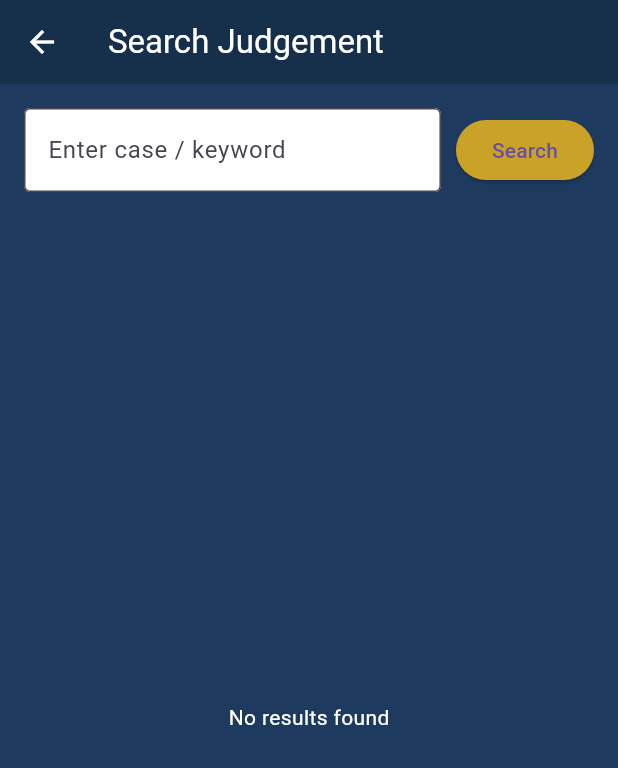
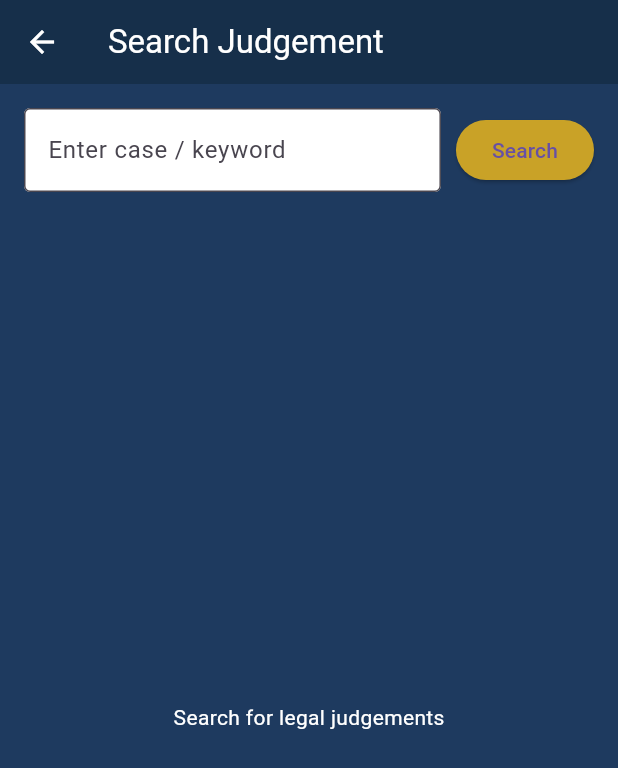
Before and after one commit to Bhuvanms2005/LexTrack, a Flutter app: the JudgementSearchScreen screen opened directly, after a tap on "Search", on a phone screen of 412 x 824 dp. Shown: the top 768 px of the screen. Run offline on Flutter 3.47's test engine with Material 3 defaults, Android fonts, the phone set to English and light mode, and no system bars; our stand-ins replace fl_chart, flutter_local_notifications, pdf, printing, shared_preferences, sqflite; accounts and stored records are empty.

Commit message:
Bug Fixed

```diff
--- a/lib/screens/judgement_search_screen.dart
+++ b/lib/screens/judgement_search_screen.dart
@@ -10,20 +10,26 @@ class JudgementSearchScreen extends StatefulWidget {
 }
 
 class _JudgementSearchScreenState extends State<JudgementSearchScreen> {
-
   final TextEditingController searchController = TextEditingController();
 
   List<Map<String, String>> results = [];
   bool isLoading = false;
+  bool hasSearched = false;
 
   void searchJudgements() async {
-
     String query = searchController.text.trim();
 
-    if (query.isEmpty) return;
+    if (query.isEmpty) {
+      setState(() {
+        hasSearched = false;
+        results = [];
+      });
+      return;
+    }
 
     setState(() {
       isLoading = true;
+      hasSearched = true;
     });
 
     try {
@@ -34,7 +40,9 @@ class _JudgementSearchScreenState extends State<JudgementSearchScreen> {
         results = fetchedResults;
       });
     } catch (e) {
-      print("Error: $e");
+      ScaffoldMessenger.of(context).showSnackBar(
+        SnackBar(content: Text("Error: $e")),
+      );
     }
 
     setState(() {
@@ -45,10 +53,23 @@ class _JudgementSearchScreenState extends State<JudgementSearchScreen> {
   Future<void> openLink(String url) async {
     final Uri uri = Uri.parse(url);
 
+    if (!await canLaunchUrl(uri)) {
+      ScaffoldMessenger.of(context).showSnackBar(
+        const SnackBar(content: Text("Unable to open the link")),
+      );
+      return;
+    }
+
     await launchUrl(
       uri,
       mode: LaunchMode.externalApplication,
     );
+  }
+
+  @override
+  void dispose() {
+    searchController.dispose();
+    super.dispose();
   }
 
   @override
@@ -64,7 +85,6 @@ class _JudgementSearchScreenState extends State<JudgementSearchScreen> {
         padding: const EdgeInsets.all(16),
         child: Column(
           children: [
-
             Row(
               children: [
                 Expanded(
@@ -76,6 +96,7 @@ class _JudgementSearchScreenState extends State<JudgementSearchScreen> {
                       fillColor: Colors.white,
                       border: OutlineInputBorder(),
                     ),
+                    onSubmitted: (_) => searchJudgements(),
                   ),
                 ),
                 const SizedBox(width: 10),
@@ -88,12 +109,17 @@ class _JudgementSearchScreenState extends State<JudgementSearchScreen> {
                 )
               ],
             ),
-
             const SizedBox(height: 20),
-
             Expanded(
               child: isLoading
                   ? const Center(child: CircularProgressIndicator())
+                  : !hasSearched
+                      ? const Center(
+                          child: Text(
+                            "Search for legal judgements",
+                            style: TextStyle(color: Colors.white),
+                          ),
+                        )
                       : results.isEmpty
                           ? const Center(
                               child: Text(
@@ -107,16 +133,18 @@ class _JudgementSearchScreenState extends State<JudgementSearchScreen> {
                                 final item = results[index];
 
                                 return Container(
-                              margin: const EdgeInsets.only(bottom: 12),
+                                  margin:
+                                      const EdgeInsets.only(bottom: 12),
                                   padding: const EdgeInsets.all(16),
                                   decoration: BoxDecoration(
                                     color: Colors.white,
-                                borderRadius: BorderRadius.circular(12),
+                                    borderRadius:
+                                        BorderRadius.circular(12),
                                   ),
                                   child: Column(
-                                crossAxisAlignment: CrossAxisAlignment.start,
+                                    crossAxisAlignment:
+                                        CrossAxisAlignment.start,
                                     children: [
-
                                       Text(
                                         item["title"] ?? "",
                                         style: const TextStyle(
@@ -124,38 +152,40 @@ class _JudgementSearchScreenState extends State<JudgementSearchScreen> {
                                           fontSize: 16,
                                         ),
                                       ),
-
                                       const SizedBox(height: 8),
-
                                       Text(
                                         item["link"] ?? "",
                                         style: const TextStyle(
                                           color: Colors.blue,
                                         ),
                                       ),
-
                                       const SizedBox(height: 10),
-
                                       Align(
-                                    alignment: Alignment.centerRight,
+                                        alignment:
+                                            Alignment.centerRight,
                                         child: ElevatedButton(
-                                      style: ElevatedButton.styleFrom(
-                                        backgroundColor: const Color(0xFF1E3A5F),
+                                          style:
+                                              ElevatedButton.styleFrom(
+                                            backgroundColor:
+                                                const Color(0xFF1E3A5F),
                                           ),
-                                      onPressed: () {
-                                        openLink(item["link"]!);
+                                          onPressed: item["link"] ==
+                                                      null ||
+                                                  item["link"]!.isEmpty
+                                              ? null
+                                              : () {
+                                                  openLink(
+                                                      item["link"]!);
                                                 },
                                           child: const Text("Open"),
                                         ),
                                       )
-
                                     ],
                                   ),
                                 );
                               },
                             ),
             )
-
           ],
         ),
       ),
```
Lines whose indentation alone changed are shown as unchanged.
